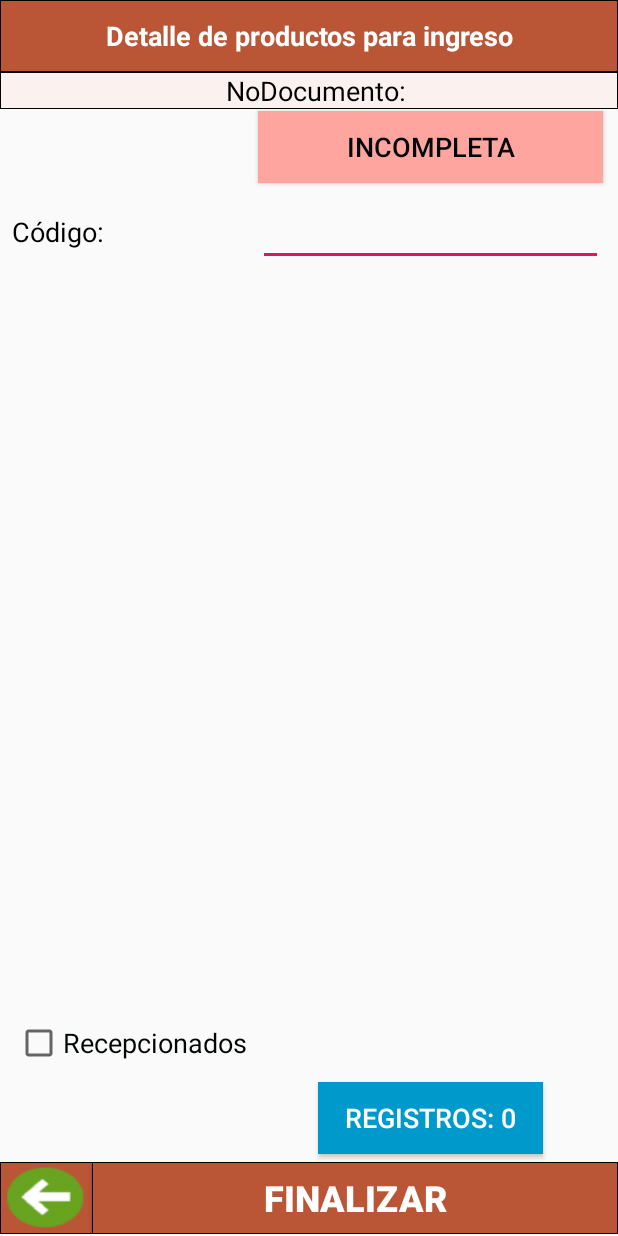
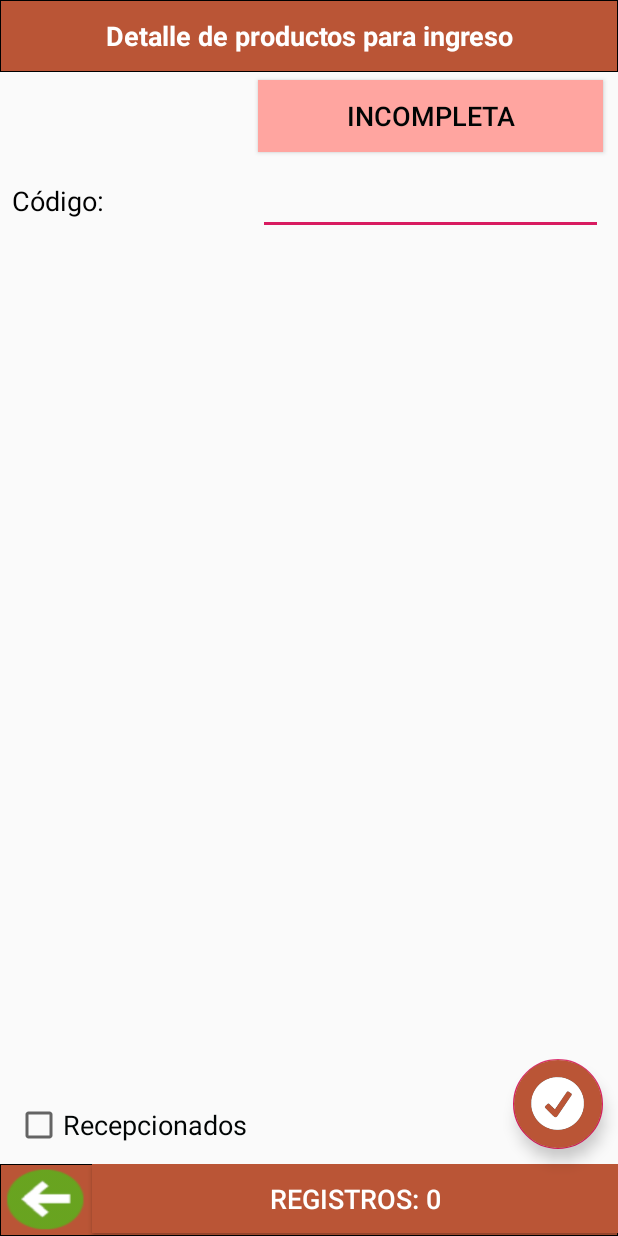
Before and after one commit to dtsolutionsgt/tom, an Android app: the layout activity_frm_list_rec_prod2.xml on its own in the app's theme, with its tools: preview values and no code run, on a phone screen of 412 x 824 dp. Run offline under Robolectric (Android 15) with nearby library versions, the light colour scheme and no system bars; Roboto replaces fonts that are not available here.

Commit message:
#AT20220408 Ajustes de diseño para el detalle de productos en ingresos

```diff
--- a/app/src/main/res/layout/activity_frm_list_rec_prod2.xml
+++ b/app/src/main/res/layout/activity_frm_list_rec_prod2.xml
@@ -28,7 +28,7 @@
         android:layout_alignParentStart="true"
         android:layout_alignParentBottom="true"
         android:layout_marginStart="0dp"
-        android:layout_marginBottom="1dp"
+        android:layout_marginBottom="0dp"
         android:background="@drawable/color_medium">
 
         <Button
@@ -42,18 +42,19 @@
             android:onClick="Salir" />
 
         <Button
-            android:id="@+id/btnFinalizarRece"
+            android:id="@+id/btnRegs"
             android:layout_width="match_parent"
             android:layout_height="match_parent"
             android:layout_alignParentEnd="true"
             android:layout_alignParentBottom="true"
+            android:layout_marginStart="0dp"
+            android:layout_marginEnd="0dp"
+            android:layout_marginBottom="2dp"
             android:layout_toEndOf="@+id/btnBack"
-            android:background="@drawable/color_medium"
-            android:onClick="BotonFinalizarRec"
-            android:text="Finalizar"
+            android:background="@color/medium"
+            android:text="Registros: 0"
             android:textColor="@android:color/background_light"
-            android:textSize="24sp"
-            android:textStyle="bold" />
+            android:textSize="18sp" />
     </RelativeLayout>
 
     <RelativeLayout
@@ -86,7 +87,8 @@
         android:layout_below="@+id/reltop"
         android:background="@drawable/color_light"
         android:gravity="center"
-        android:text="NoDocumento:" />
+        android:text="NoDocumento:"
+        android:visibility="gone"/>
 
     <Button
         android:id="@+id/btnCompletaRec"
@@ -96,7 +98,7 @@
         android:layout_alignParentStart="true"
         android:layout_alignParentEnd="true"
         android:layout_marginStart="172dp"
-        android:layout_marginTop="1dp"
+        android:layout_marginTop="5dp"
         android:layout_marginEnd="10dp"
         android:background="@color/rosado"
         android:text="Incompleta"
@@ -133,25 +135,11 @@
         android:layout_marginStart="50dp"
         android:layout_marginEnd="14dp"
         android:layout_marginBottom="5dp"
-        android:layout_toStartOf="@+id/btnRegs"
         android:background="@drawable/color_medium"
         android:text="Detalle"
         android:textColor="@android:color/background_light"
         android:textSize="18sp"
-        android:visibility="invisible" />
-
-    <Button
-        android:id="@+id/btnRegs"
-        android:layout_width="150dp"
-        android:layout_height="wrap_content"
-        android:layout_above="@+id/relbot"
-        android:layout_alignParentEnd="true"
-        android:layout_marginEnd="50dp"
-        android:layout_marginBottom="5dp"
-        android:background="@android:color/holo_blue_dark"
-        android:text="Registros: 0"
-        android:textColor="@android:color/background_light"
-        android:textSize="18sp" />
+        android:visibility="gone" />
 
     <CheckBox
         android:id="@+id/chkRecepcionados"
@@ -164,4 +152,20 @@
         android:text="Recepcionados"
         android:textColor="@color/colorPrimaryDark"
         android:textSize="18sp" />
+
+    <com.google.android.material.floatingactionbutton.FloatingActionButton
+        android:id="@+id/btnTareas"
+        android:layout_width="wrap_content"
+        android:layout_height="wrap_content"
+        android:layout_above="@+id/relbot"
+        android:layout_alignParentEnd="true"
+        android:layout_gravity="bottom|center_horizontal"
+        android:layout_marginEnd="10dp"
+        android:layout_marginBottom="10dp"
+        android:backgroundTint="@color/medium"
+        android:clickable="true"
+        android:onClick="BotonFinalizarRec"
+        android:src="@drawable/ok_btn"
+        app:fabCustomSize="60dp"
+        app:maxImageSize="35dp" />
 </RelativeLayout>
```
